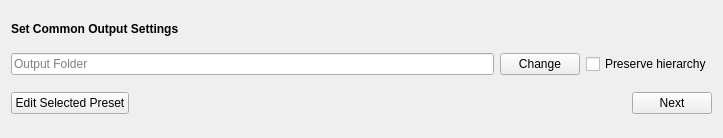
This is src/Pages/outputsettingpage.ui in keshavbhatt/formatforge as Qt 5 draws it before an edit. The edited form follows.
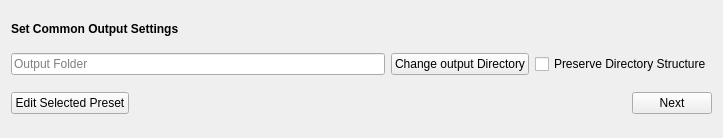
This is the edited form.

What changed in the file:
```diff
--- a/src/Pages/outputsettingpage.ui
+++ b/src/Pages/outputsettingpage.ui
@@ -50,14 +50,14 @@
      <item row="0" column="1">
       <widget class="QPushButton" name="changeOutputDirPushButton">
        <property name="text">
-        <string>Change</string>
+        <string>Change output Directory</string>
        </property>
       </widget>
      </item>
      <item row="0" column="2">
       <widget class="QCheckBox" name="preserveHierarchyCheckBox">
        <property name="text">
-        <string>Preserve hierarchy</string>
+        <string>Preserve Directory Structure</string>
        </property>
       </widget>
      </item>
```
